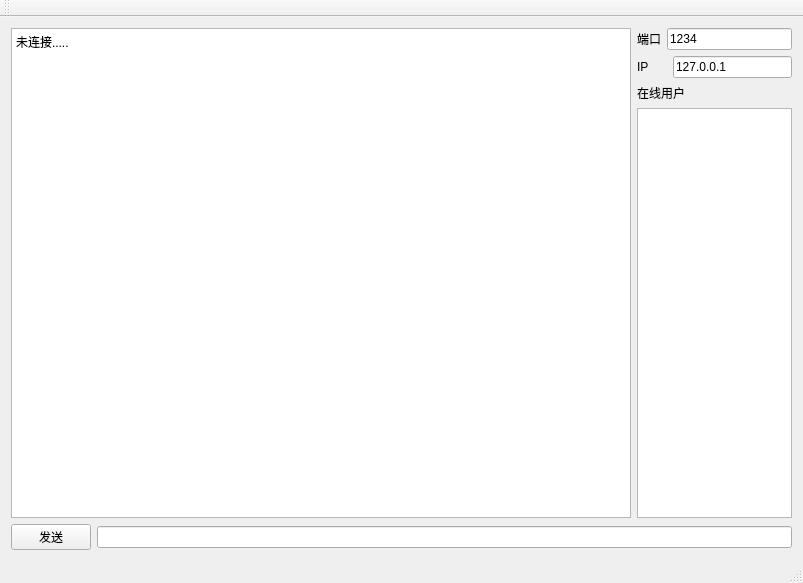
The window that XChatyClient/xchatyclient.ui (CICSilver/XChaty) describes before a commit, drawn with Qt 5.
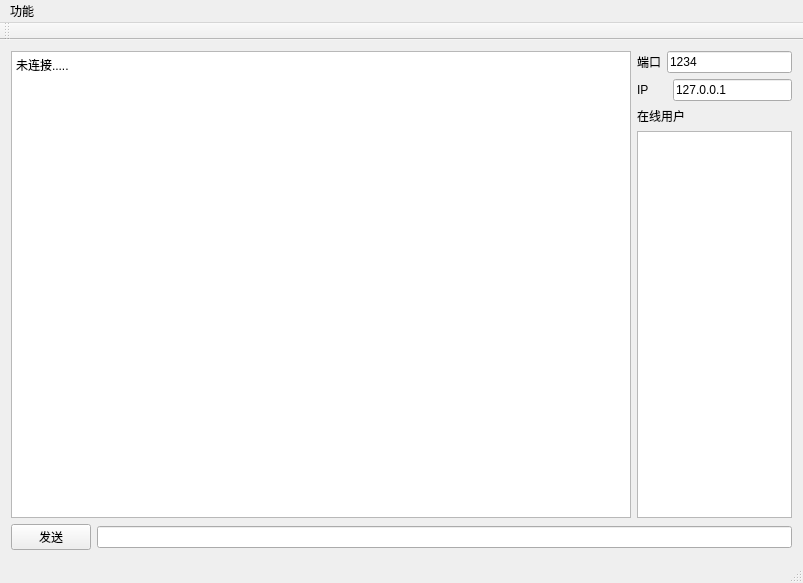
The same window after the commit.

Diff of the .ui file:
```diff
--- a/XChatyClient/xchatyclient.ui
+++ b/XChatyClient/xchatyclient.ui
@@ -24,9 +24,9 @@
 &lt;html&gt;&lt;head&gt;&lt;meta name=&quot;qrichtext&quot; content=&quot;1&quot; /&gt;&lt;style type=&quot;text/css&quot;&gt;
 p, li { white-space: pre-wrap; }
 &lt;/style&gt;&lt;/head&gt;&lt;body style=&quot; font-family:'SimSun'; font-size:9pt; font-weight:400; font-style:normal;&quot;&gt;
-&lt;p style=&quot; margin-top:0px; margin-bottom:0px; margin-left:0px; margin-right:0px; -qt-block-indent:0; text-indent:0px;&quot;&gt;&lt;span style=&quot; font-family:'SimSun';&quot;&gt;未连接.....&lt;/span&gt;&lt;/p&gt;
-&lt;p style=&quot;-qt-paragraph-type:empty; margin-top:0px; margin-bottom:0px; margin-left:0px; margin-right:0px; -qt-block-indent:0; text-indent:0px; font-family:'SimSun';&quot;&gt;&lt;br /&gt;&lt;/p&gt;
-&lt;p style=&quot;-qt-paragraph-type:empty; margin-top:0px; margin-bottom:0px; margin-left:0px; margin-right:0px; -qt-block-indent:0; text-indent:0px; font-family:'SimSun'; font-size:7.2pt;&quot;&gt;&lt;br /&gt;&lt;/p&gt;&lt;/body&gt;&lt;/html&gt;</string>
+&lt;p style=&quot; margin-top:0px; margin-bottom:0px; margin-left:0px; margin-right:0px; -qt-block-indent:0; text-indent:0px;&quot;&gt;未连接.....&lt;/p&gt;
+&lt;p style=&quot;-qt-paragraph-type:empty; margin-top:0px; margin-bottom:0px; margin-left:0px; margin-right:0px; -qt-block-indent:0; text-indent:0px;&quot;&gt;&lt;br /&gt;&lt;/p&gt;
+&lt;p style=&quot;-qt-paragraph-type:empty; margin-top:0px; margin-bottom:0px; margin-left:0px; margin-right:0px; -qt-block-indent:0; text-indent:0px; font-size:7pt;&quot;&gt;&lt;br /&gt;&lt;/p&gt;&lt;/body&gt;&lt;/html&gt;</string>
         </property>
        </widget>
       </item>
@@ -111,6 +111,13 @@
      <height>26</height>
     </rect>
    </property>
+   <widget class="QMenu" name="menu">
+    <property name="title">
+     <string>功能</string>
+    </property>
+    <addaction name="action"/>
+   </widget>
+   <addaction name="menu"/>
   </widget>
   <widget class="QToolBar" name="mainToolBar">
    <attribute name="toolBarArea">
```
Left out of the diff: 5 changed lines with no effect on the pictures.
